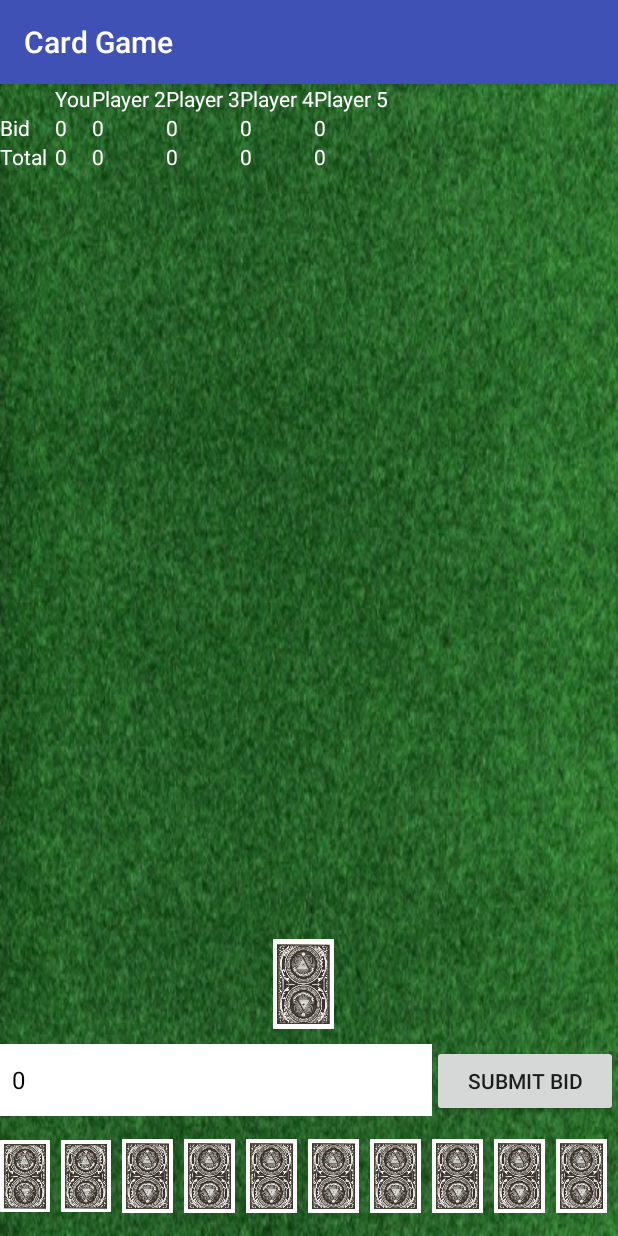
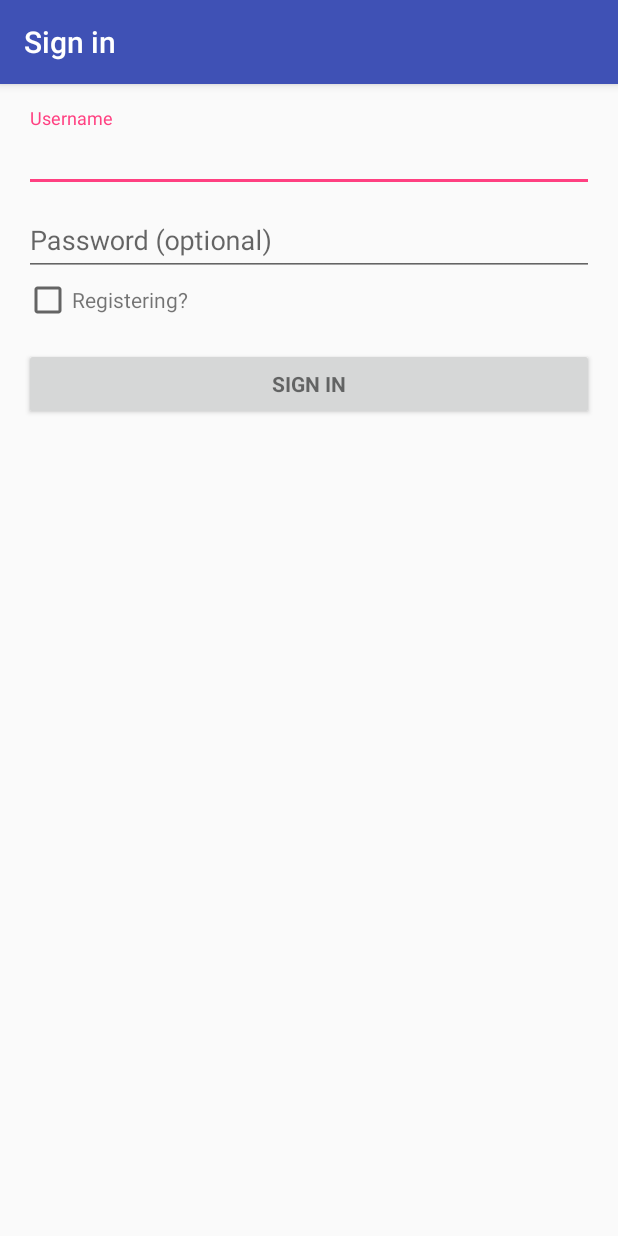
Before and after one commit to itderrickh/CardGame, an Android app: the screen it shows after launch (MainActivity before the commit, LoginActivity after it), on a phone screen of 412 x 824 dp. Run offline under Robolectric (Android 15) with nearby library versions, the phone set to English and light mode, and no system bars; 2 statements that could not run were skipped.

Commit message:
Added a login page
Added a login page. Added a launcher image.

```diff
--- a/app/build.gradle
+++ b/app/build.gradle
@@ -24,4 +24,5 @@ dependencies {
     testCompile 'junit:junit:4.12'
     compile 'com.android.support:appcompat-v7:24.2.0'
     compile 'com.android.support:support-v4:24.2.0'
+    compile 'com.android.support:design:24.2.0'
 }
--- /dev/null
+++ b/app/src/main/java/com/itderrickh/cardgame/LoginActivity.java
@@ -0,0 +1,318 @@
+package com.itderrickh.cardgame;
+
+import android.animation.Animator;
+import android.animation.AnimatorListenerAdapter;
+import android.annotation.TargetApi;
+import android.content.Intent;
+import android.content.pm.PackageManager;
+import android.support.annotation.NonNull;
+import android.support.design.widget.Snackbar;
+import android.support.v7.app.AppCompatActivity;
+import android.app.LoaderManager.LoaderCallbacks;
+
+import android.content.CursorLoader;
+import android.content.Loader;
+import android.database.Cursor;
+import android.net.Uri;
+import android.os.AsyncTask;
+
+import android.os.Build;
+import android.os.Bundle;
+import android.provider.ContactsContract;
+import android.text.TextUtils;
+import android.view.KeyEvent;
+import android.view.View;
+import android.view.View.OnClickListener;
+import android.view.inputmethod.EditorInfo;
+import android.widget.ArrayAdapter;
+import android.widget.AutoCompleteTextView;
+import android.widget.Button;
+import android.widget.CheckBox;
+import android.widget.EditText;
+import android.widget.TextView;
+import android.widget.Toast;
+
+import java.util.ArrayList;
+import java.util.List;
+import java.util.regex.Matcher;
+import java.util.regex.Pattern;
+
+import static android.Manifest.permission.READ_CONTACTS;
+
+/**
+ * A login screen that offers login via email/password.
+ */
+public class LoginActivity extends AppCompatActivity implements LoaderCallbacks<Cursor> {
+    private static final int REQUEST_READ_CONTACTS = 0;
+
+    private static final String[] DUMMY_CREDENTIALS = new String[]{
+            "foo@example.com:hello", "bar@example.com:world"
+    };
+
+    private AutoCompleteTextView mEmailView;
+    private EditText mPasswordView;
+    private View mProgressView;
+    private View mLoginFormView;
+    private CheckBox mCheckBox;
+    private boolean isRegistering = false;
+
+    @Override
+    protected void onCreate(Bundle savedInstanceState) {
+        super.onCreate(savedInstanceState);
+        setContentView(R.layout.activity_login);
+        // Set up the login form.
+        mEmailView = (AutoCompleteTextView) findViewById(R.id.email);
+        populateAutoComplete();
+
+        mPasswordView = (EditText) findViewById(R.id.password);
+        mPasswordView.setOnEditorActionListener(new TextView.OnEditorActionListener() {
+            @Override
+            public boolean onEditorAction(TextView textView, int id, KeyEvent keyEvent) {
+                if (id == R.id.login || id == EditorInfo.IME_NULL) {
+                    attemptLogin();
+                    return true;
+                }
+                return false;
+            }
+        });
+
+        final Button mEmailSignInButton = (Button) findViewById(R.id.email_sign_in_button);
+        mEmailSignInButton.setOnClickListener(new OnClickListener() {
+            @Override
+            public void onClick(View view) {
+                attemptLogin();
+            }
+        });
+
+        mLoginFormView = findViewById(R.id.login_form);
+        mProgressView = findViewById(R.id.login_progress);
+        mCheckBox = (CheckBox)findViewById(R.id.isRegister);
+
+        mCheckBox.setOnClickListener(new OnClickListener() {
+            @Override
+            public void onClick(View v) {
+                if(mCheckBox.isChecked()) {
+                    mEmailSignInButton.setText("Register");
+                    isRegistering = true;
+                } else {
+                    mEmailSignInButton.setText("Sign In");
+                    isRegistering = false;
+                }
+
+            }
+        });
+    }
+
+    private void populateAutoComplete() {
+        if (!mayRequestContacts()) {
+            return;
+        }
+
+        getLoaderManager().initLoader(0, null, this);
+    }
+
+    private boolean mayRequestContacts() {
+        if (Build.VERSION.SDK_INT < Build.VERSION_CODES.M) {
+            return true;
+        }
+        if (checkSelfPermission(READ_CONTACTS) == PackageManager.PERMISSION_GRANTED) {
+            return true;
+        }
+        if (shouldShowRequestPermissionRationale(READ_CONTACTS)) {
+            Snackbar.make(mEmailView, R.string.permission_rationale, Snackbar.LENGTH_INDEFINITE)
+                    .setAction(android.R.string.ok, new View.OnClickListener() {
+                        @Override
+                        @TargetApi(Build.VERSION_CODES.M)
+                        public void onClick(View v) {
+                            requestPermissions(new String[]{READ_CONTACTS}, REQUEST_READ_CONTACTS);
+                        }
+                    });
+        } else {
+            requestPermissions(new String[]{READ_CONTACTS}, REQUEST_READ_CONTACTS);
+        }
+        return false;
+    }
+
+    /**
+     * Callback received when a permissions request has been completed.
+     */
+    @Override
+    public void onRequestPermissionsResult(int requestCode, @NonNull String[] permissions,
+                                           @NonNull int[] grantResults) {
+        if (requestCode == REQUEST_READ_CONTACTS) {
+            if (grantResults.length == 1 && grantResults[0] == PackageManager.PERMISSION_GRANTED) {
+                populateAutoComplete();
+            }
+        }
+    }
+
+    /**
+     * Attempts to sign in or register the account specified by the login form.
+     * If there are form errors (invalid email, missing fields, etc.), the
+     * errors are presented and no actual login attempt is made.
+     */
+    private void attemptLogin() {
+        // Reset errors.
+        mEmailView.setError(null);
+        mPasswordView.setError(null);
+
+        // Store values at the time of the login attempt.
+        String email = mEmailView.getText().toString();
+        String password = mPasswordView.getText().toString();
+
+        boolean cancel = false;
+        View focusView = null;
+
+        // Check for a valid password, if the user entered one.
+        boolean isEmpty = TextUtils.isEmpty(password);
+
+        if (isEmpty || !isPasswordValid(password)) {
+            mPasswordView.setError(getString(R.string.error_invalid_password));
+            focusView = mPasswordView;
+            cancel = true;
+        }
+
+        // Check for a valid email address.
+        if (TextUtils.isEmpty(email)) {
+            mEmailView.setError("Username is empty");
+            focusView = mEmailView;
+            cancel = true;
+        } else if (!isEmailValid(email)) {
+            mEmailView.setError("Username is invalid");
+            focusView = mEmailView;
+            cancel = true;
+        }
+
+        if (cancel) {
+            // There was an error; don't attempt login and focus the first
+            // form field with an error.
+            focusView.requestFocus();
+        } else {
+            // Show a progress spinner, and kick off a background task to
+            // perform the user login attempt.
+
+            //DO LOGIN OR REGISTER HERE
+            if(isRegistering) {
+                showProgress(true);
+
+                Intent mainPage = new Intent(this.getApplicationContext(), MainActivity.class);
+                mainPage.setFlags(Intent.FLAG_ACTIVITY_NEW_TASK | Intent.FLAG_ACTIVITY_CLEAR_TASK);
+                mainPage.putExtra("email", mEmailView.getText().toString());
+                startActivity(mainPage);
+            } else {
+                if(mEmailView.getText().toString().equals("Erik") && mPasswordView.getText().toString().equals("Krohn1")) {
+                    showProgress(true);
+
+                    Intent mainPage = new Intent(this.getApplicationContext(), MainActivity.class);
+                    mainPage.setFlags(Intent.FLAG_ACTIVITY_NEW_TASK | Intent.FLAG_ACTIVITY_CLEAR_TASK);
+                    mainPage.putExtra("email", mEmailView.getText().toString());
+                    startActivity(mainPage);
+                } else {
+                    Toast.makeText(this, "Incorrect credentials, please try again.", Toast.LENGTH_SHORT).show();
+                }
+            }
+        }
+    }
+
+    private boolean isEmailValid(String username) {
+        return username.length() >= 4;
+    }
+
+    private boolean isPasswordValid(String password) {
+        Pattern p = Pattern.compile("^(?=.*\\d)(?=.*[a-z])(?=.*[A-Z]).{6,20}$");
+        Matcher m = p.matcher(password);
+
+
+        return password.length() >= 6 && m.matches();
+    }
+
+    /**
+     * Shows the progress UI and hides the login form.
+     */
+    @TargetApi(Build.VERSION_CODES.HONEYCOMB_MR2)
+    private void showProgress(final boolean show) {
+        // On Honeycomb MR2 we have the ViewPropertyAnimator APIs, which allow
+        // for very easy animations. If available, use these APIs to fade-in
+        // the progress spinner.
+        if (Build.VERSION.SDK_INT >= Build.VERSION_CODES.HONEYCOMB_MR2) {
+            int shortAnimTime = getResources().getInteger(android.R.integer.config_shortAnimTime);
+
+            mLoginFormView.setVisibility(show ? View.GONE : View.VISIBLE);
+            mLoginFormView.animate().setDuration(shortAnimTime).alpha(
+                    show ? 0 : 1).setListener(new AnimatorListenerAdapter() {
+                @Override
+                public void onAnimationEnd(Animator animation) {
+                    mLoginFormView.setVisibility(show ? View.GONE : View.VISIBLE);
+                }
+            });
+
+            mProgressView.setVisibility(show ? View.VISIBLE : View.GONE);
+            mProgressView.animate().setDuration(shortAnimTime).alpha(
+                    show ? 1 : 0).setListener(new AnimatorListenerAdapter() {
+                @Override
+                public void onAnimationEnd(Animator animation) {
+                    mProgressView.setVisibility(show ? View.VISIBLE : View.GONE);
+                }
+            });
+        } else {
+            // The ViewPropertyAnimator APIs are not available, so simply show
+            // and hide the relevant UI components.
+            mProgressView.setVisibility(show ? View.VISIBLE : View.GONE);
+            mLoginFormView.setVisibility(show ? View.GONE : View.VISIBLE);
+        }
+    }
+
+    @Override
+    public Loader<Cursor> onCreateLoader(int i, Bundle bundle) {
+        return new CursorLoader(this,
+                // Retrieve data rows for the device user's 'profile' contact.
+                Uri.withAppendedPath(ContactsContract.Profile.CONTENT_URI,
+                        ContactsContract.Contacts.Data.CONTENT_DIRECTORY), ProfileQuery.PROJECTION,
+
+                // Select only email addresses.
+                ContactsContract.Contacts.Data.MIMETYPE +
+                        " = ?", new String[]{ContactsContract.CommonDataKinds.Email
+                .CONTENT_ITEM_TYPE},
+
+                // Show primary email addresses first. Note that there won't be
+                // a primary email address if the user hasn't specified one.
+                ContactsContract.Contacts.Data.IS_PRIMARY + " DESC");
+    }
+
+    @Override
+    public void onLoadFinished(Loader<Cursor> cursorLoader, Cursor cursor) {
+        List<String> emails = new ArrayList<>();
+        cursor.moveToFirst();
+        while (!cursor.isAfterLast()) {
+            emails.add(cursor.getString(ProfileQuery.ADDRESS));
+            cursor.moveToNext();
+        }
+
+        addEmailsToAutoComplete(emails);
+    }
+
+    @Override
+    public void onLoaderReset(Loader<Cursor> cursorLoader) {
+
+    }
+
+    private void addEmailsToAutoComplete(List<String> emailAddressCollection) {
+        //Create adapter to tell the AutoCompleteTextView what to show in its dropdown list.
+        ArrayAdapter<String> adapter =
+                new ArrayAdapter<>(LoginActivity.this,
+                        android.R.layout.simple_dropdown_item_1line, emailAddressCollection);
+
+        mEmailView.setAdapter(adapter);
+    }
+
+
+    private interface ProfileQuery {
+        String[] PROJECTION = {
+                ContactsContract.CommonDataKinds.Email.ADDRESS,
+                ContactsContract.CommonDataKinds.Email.IS_PRIMARY,
+        };
+
+        int ADDRESS = 0;
+        int IS_PRIMARY = 1;
+    }
+}
--- a/app/src/main/java/com/itderrickh/cardgame/MainActivity.java
+++ b/app/src/main/java/com/itderrickh/cardgame/MainActivity.java
@@ -28,10 +28,13 @@ public class MainActivity extends AppCompatActivity {
     private Button sendMessage;
     private MessageAdapter messageAdapter;
     private EditText messageText;
+    public String email;
 
     @Override
     protected void onCreate(Bundle savedInstanceState) {
         super.onCreate(savedInstanceState);
+        email = getIntent().getStringExtra("email");
+
         if(getResources().getConfiguration().orientation == Configuration.ORIENTATION_LANDSCAPE) {
             setContentView(R.layout.activity_main_landscape);
             getSupportActionBar().hide();
@@ -47,8 +50,7 @@ public class MainActivity extends AppCompatActivity {
                 public void onClick(View view) {
                     String text = messageText.getText().toString();
 
-                    //Note this string "heined50" is a placeholder for the username later
-                    messageAdapter.add(new Message(0, "heined50", text));
+                    messageAdapter.add(new Message(0, email, text));
                     messageText.setText("");
                 }
             });
--- /dev/null
+++ b/app/src/main/res/layout/activity_login.xml
@@ -0,0 +1,91 @@
+<LinearLayout xmlns:android="http://schemas.android.com/apk/res/android"
+    xmlns:tools="http://schemas.android.com/tools"
+    android:layout_width="match_parent"
+    android:layout_height="match_parent"
+    android:gravity="center_horizontal"
+    android:orientation="vertical"
+    android:paddingBottom="@dimen/activity_vertical_margin"
+    android:paddingLeft="@dimen/activity_horizontal_margin"
+    android:paddingRight="@dimen/activity_horizontal_margin"
+    android:paddingTop="@dimen/activity_vertical_margin"
+    tools:context="com.itderrickh.cardgame.LoginActivity">
+
+    <!-- Login progress -->
+    <ProgressBar
+        android:id="@+id/login_progress"
+        style="?android:attr/progressBarStyleLarge"
+        android:layout_width="wrap_content"
+        android:layout_height="wrap_content"
+        android:layout_marginBottom="8dp"
+        android:visibility="gone" />
+
+    <ScrollView
+        android:id="@+id/login_form"
+        android:layout_width="match_parent"
+        android:layout_height="match_parent">
+
+        <LinearLayout
+            android:id="@+id/email_login_form"
+            android:layout_width="match_parent"
+            android:layout_height="wrap_content"
+            android:orientation="vertical">
+
+            <android.support.design.widget.TextInputLayout
+                android:layout_width="match_parent"
+                android:layout_height="wrap_content">
+
+                <AutoCompleteTextView
+                    android:id="@+id/email"
+                    android:layout_width="match_parent"
+                    android:layout_height="wrap_content"
+                    android:hint="Username"
+                    android:inputType="textEmailAddress"
+                    android:maxLines="1"
+                    android:singleLine="true" />
+
+            </android.support.design.widget.TextInputLayout>
+
+            <android.support.design.widget.TextInputLayout
+                android:layout_width="match_parent"
+                android:layout_height="wrap_content">
+
+                <EditText
+                    android:id="@+id/password"
+                    android:layout_width="match_parent"
+                    android:layout_height="wrap_content"
+                    android:hint="@string/prompt_password"
+                    android:imeActionId="@+id/login"
+                    android:imeActionLabel="@string/action_sign_in_short"
+                    android:imeOptions="actionUnspecified"
+                    android:inputType="textPassword"
+                    android:maxLines="1"
+                    android:singleLine="true" />
+
+            </android.support.design.widget.TextInputLayout>
+
+            <LinearLayout
+                android:layout_width="wrap_content"
+                android:layout_height="wrap_content"
+                android:orientation="horizontal">
+                <CheckBox
+                    android:layout_width="wrap_content"
+                    android:layout_height="wrap_content"
+                    android:id="@+id/isRegister" />
+                <TextView
+                    android:layout_width="wrap_content"
+                    android:layout_height="wrap_content"
+                    android:text="Registering?"/>
+            </LinearLayout>
+
+            <Button
+                android:id="@+id/email_sign_in_button"
+                style="?android:textAppearanceSmall"
+                android:layout_width="match_parent"
+                android:layout_height="wrap_content"
+                android:layout_marginTop="16dp"
+                android:text="Sign In"
+                android:textStyle="bold" />
+
+        </LinearLayout>
+    </ScrollView>
+</LinearLayout>
--- a/app/src/main/res/values/strings.xml
+++ b/app/src/main/res/values/strings.xml
@@ -1,3 +1,17 @@
 <resources>
     <string name="app_name">Card Game</string>
+    <string name="title_activity_login">Sign in</string>
+
+    <!-- Strings related to login -->
+    <string name="prompt_email">Email</string>
+    <string name="prompt_password">Password (optional)</string>
+    <string name="action_sign_in">Sign in or register</string>
+    <string name="action_sign_in_short">Sign in</string>
+    <string name="error_invalid_email">This email address is invalid</string>
+    <string name="error_invalid_password">This password is invalid, must have a capital letter, lowercase letter, and a number.</string>
+    <string name="error_incorrect_password">This password is incorrect</string>
+    <string name="error_field_required">This field is required</string>
+    <string name="permission_rationale">"Contacts permissions are needed for providing email
+        completions."
+    </string>
 </resources>
```
Also changed, not shown: app/src/main/AndroidManifest.xml (+11 -2 lines), app/src/main/java/com/itderrickh/cardgame/fragments/TableFragment.java (+17 -0 lines).
